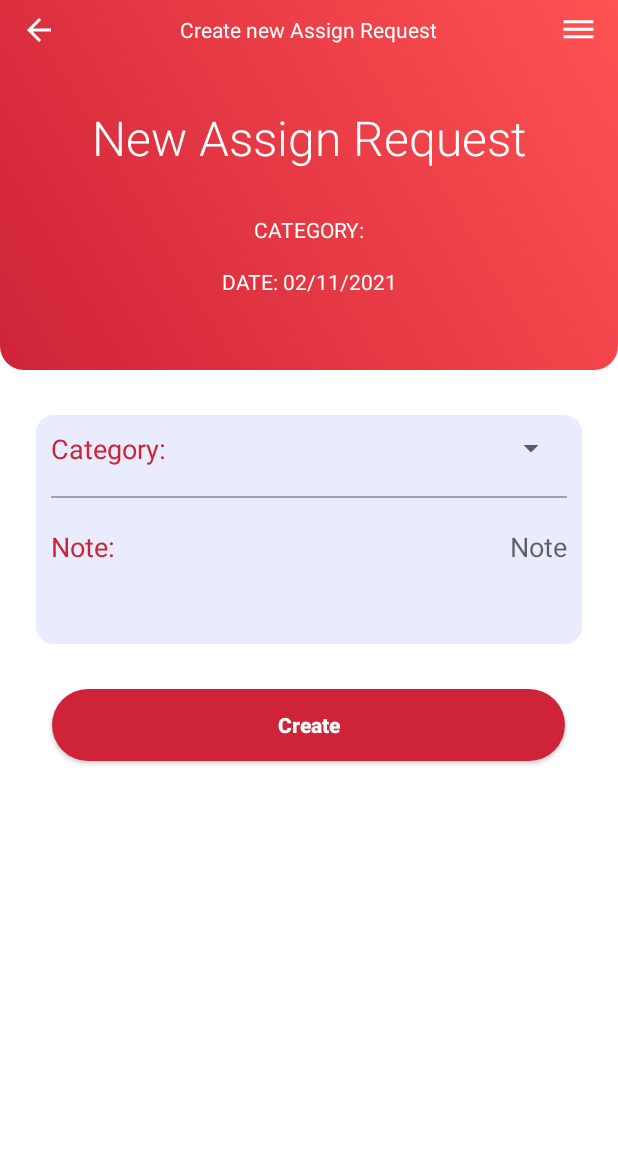
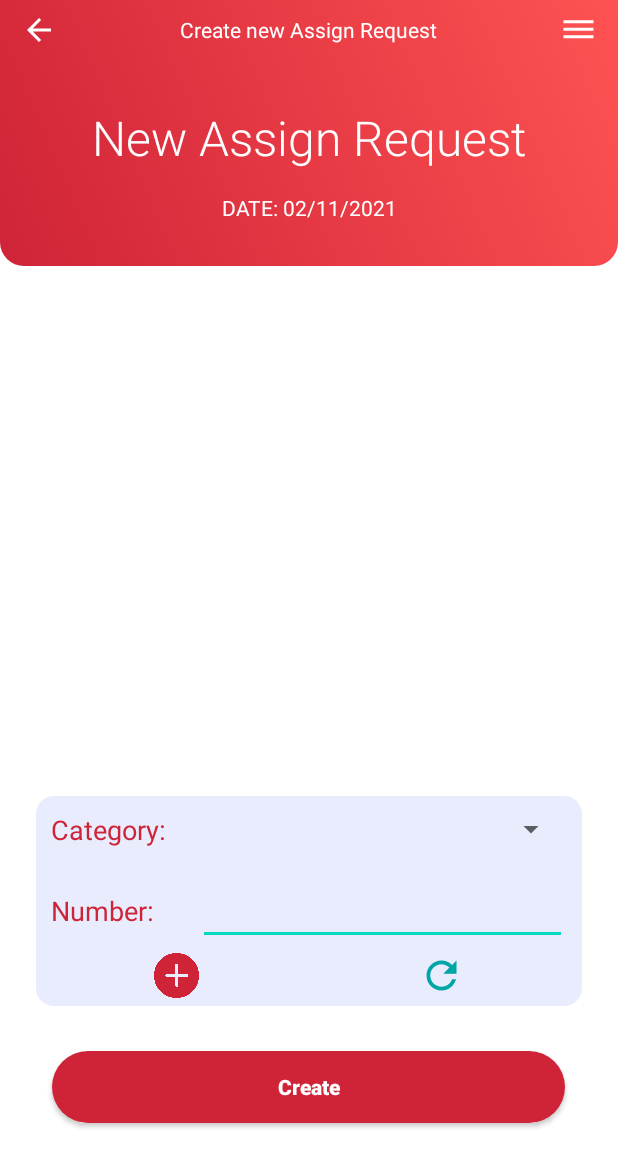
Before and after one commit to 1112222d/asset_management_mobile_app, an Android app: the CreateNewAssignActivity screen opened directly, with no data from a screen before it, on a phone screen of 412 x 824 dp. Shown: the top 1167 px of the screen. Run offline under Robolectric (Android 15) with nearby library versions, the phone set to English and light mode, and no system bars.

Commit message:
update code + design new view for create new_assign_activity

```diff
--- a/app/src/main/java/com/example/assets/UserActivity/CreateNewAssignActivity.java
+++ b/app/src/main/java/com/example/assets/UserActivity/CreateNewAssignActivity.java
@@ -51,7 +51,7 @@ import retrofit2.Callback;
 import retrofit2.Response;
 
 public class CreateNewAssignActivity extends AppCompatActivity {
-    TextView nameCate, tv_assignedDate, tv_cate_name;
+    TextView nameCate, tv_assignedDate;
     Spinner ed_cate;
     EditText ed_note;
     CustomSpinnerAssignRequestAdapter customSpinnerAssignRequestAdapter;
@@ -70,7 +70,7 @@ public class CreateNewAssignActivity extends AppCompatActivity {
         button_createAssign = findViewById(R.id.button_createAssign);
         customSpinnerAssignRequestAdapter = new CustomSpinnerAssignRequestAdapter(categories, CreateNewAssignActivity.this);
         ed_cate.setAdapter(customSpinnerAssignRequestAdapter);
-        tv_cate_name = findViewById(R.id.tv_asset);
+
         tv_assignedDate.setText("Date: " + DateFormat.format("dd/MM/yyyy", new Date()).toString());
 
         loadCate();
@@ -79,7 +79,6 @@ public class CreateNewAssignActivity extends AppCompatActivity {
             public void onItemSelected(AdapterView<?> parent, View view, int position, long id) {
 
                 cateSelect = (Category) customSpinnerAssignRequestAdapter.getItem(position);
-                tv_cate_name.setText("CATEGORY: " + cateSelect.getName());
 
             }
 
@@ -128,7 +127,6 @@ public class CreateNewAssignActivity extends AppCompatActivity {
                     customSpinnerAssignRequestAdapter.notifyDataSetChanged();
                     ed_cate.setSelection(0);
                     cateSelect = (Category) customSpinnerAssignRequestAdapter.getItem(0);
-                    tv_cate_name.setText("CATEGORY: " + cateSelect.getName());
                 }
             }
 
--- a/app/src/main/res/layout/activity_create_new_assignrequest.xml
+++ b/app/src/main/res/layout/activity_create_new_assignrequest.xml
@@ -16,7 +16,7 @@
         <LinearLayout
             android:layout_width="match_parent"
             android:layout_height="0dp"
-            android:layout_weight="3"
+            android:layout_weight="2.2"
             android:background="@drawable/bg_asset"
             android:orientation="vertical">
 
@@ -75,19 +75,6 @@
                     android:textSize="32sp" />
 
                 <TextView
-                    android:id="@+id/tv_asset"
-                    android:layout_width="match_parent"
-                    android:layout_height="wrap_content"
-                    android:layout_centerHorizontal="true"
-                    android:layout_marginTop="30dp"
-                    android:fontFamily="sans-serif"
-                    android:gravity="center_horizontal|center_vertical"
-                    android:text="Category:"
-                    android:textAllCaps="true"
-                    android:textColor="@color/white"
-                    android:textSize="14sp" />
-
-                <TextView
                     android:id="@+id/tv_assignedDate"
                     android:layout_width="match_parent"
                     android:layout_height="wrap_content"
@@ -106,9 +93,22 @@
         <LinearLayout
             android:layout_width="match_parent"
             android:layout_height="0dp"
-            android:layout_weight="7">
+            android:layout_weight="4">
 
-            <ScrollView
+            android:layout_width="match_parent"
+            android:layout_height="match_parent">
+
+            <ListView
+                android:layout_width="match_parent"
+                android:layout_height="match_parent"></ListView>
+        </LinearLayout>
+
+        <LinearLayout
+            android:layout_width="match_parent"
+            android:layout_height="0dp"
+            android:layout_weight="4">
+
+            <LinearLayout
                 android:layout_width="match_parent"
                 android:layout_height="match_parent">
 
@@ -134,6 +134,7 @@
                             android:layout_width="match_parent"
                             android:layout_height="wrap_content"
                             android:orientation="vertical">
+
                             <LinearLayout
                                 android:layout_width="match_parent"
                                 android:layout_height="wrap_content"
@@ -169,48 +170,71 @@
                                 </RelativeLayout>
                             </LinearLayout>
 
-                            <androidx.appcompat.widget.AppCompatImageView
-                                android:id="@+id/appCompatImageView2"
-                                android:layout_width="match_parent"
-                                android:layout_height="1dp"
-                                android:layout_margin="10dp"
-                                android:alpha="0.5"
-                                android:background="#585858" />
-
-
-
                             <LinearLayout
                                 android:layout_width="match_parent"
                                 android:layout_height="wrap_content"
-                                android:layout_margin="10dp"
+                                android:layout_marginStart="10dp"
+                                android:layout_marginTop="10dp"
+                                android:layout_marginEnd="10dp"
+                                android:layout_marginBottom="5dp"
+
                                 android:orientation="horizontal">
 
                                 <TextView
-                                    android:id="@+id/tv_lastname"
-                                    android:layout_width="match_parent"
-                                    android:layout_height="wrap_content"
-                                    android:layout_weight="2"
-                                    android:text="Note:"
+
+                                    android:layout_width="0dp"
+                                    android:layout_height="fill_parent"
+                                    android:layout_weight="0.4"
+                                    android:gravity="center_vertical"
+                                    android:text="Number:"
+
                                     android:textColor="#CF2338"
                                     android:textSize="18sp" />
 
+                                <RelativeLayout
+                                    android:layout_width="0dp"
+                                    android:layout_height="wrap_content"
+                                    android:layout_weight="1">
+
                                     <EditText
-                                    android:id="@+id/ed_note"
+                                        android:id="@+id/ed_number"
                                         android:layout_width="match_parent"
                                         android:layout_height="wrap_content"
-                                    android:layout_weight="1"
-                                    android:background="@null"
+                                        android:layout_weight="3"
+
                                         android:gravity="end"
-                                    android:hint="Note"
-                                    android:maxLength="255"
-                                    android:lines="3"
                                         android:textAlignment="viewEnd"
                                         android:textColor="#5b5b5b"
                                         android:textSize="18sp" />
+                                </RelativeLayout>
                             </LinearLayout>
 
 
                         </LinearLayout>
+
+                        <LinearLayout
+                            android:layout_width="match_parent"
+                            android:layout_height="30dp"
+                            android:orientation="horizontal"
+                            android:layout_marginBottom="5dp"
+                            android:layout_marginEnd="5dp"
+                            android:layout_marginStart="5dp"
+                            >
+                            <ImageView
+                                android:layout_width="30dp"
+                                android:layout_height="30dp"
+                                android:layout_weight="1"
+                                android:layout_marginBottom="5dp"
+                                android:src="@drawable/ic_add" />
+                            <ImageView
+                                android:layout_width="30dp"
+                                android:layout_height="30dp"
+                                android:layout_weight="1"
+                                android:layout_marginBottom="5dp"
+                                android:src="@drawable/ic_refresh" />
+
+                        </LinearLayout>
+
 
                     </LinearLayout>
 
@@ -226,7 +250,7 @@
                         android:layout_marginBottom="30dp"
                         android:text="Create" />
                 </LinearLayout>
-            </ScrollView>
+            </LinearLayout>
         </LinearLayout>
     </LinearLayout>
 
```
Lines whose indentation alone changed are shown as unchanged.
